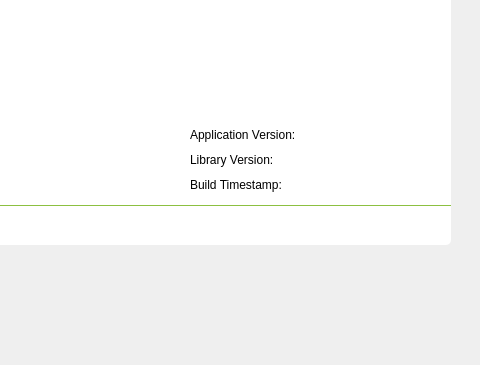
Yubico/yubikey-personalization-gui-dpkg, file src/ui/aboutpage.ui: the form before one commit; both pictures show x 250 to 730 and y 285 to 650 of the 730 by 650 pixel window.
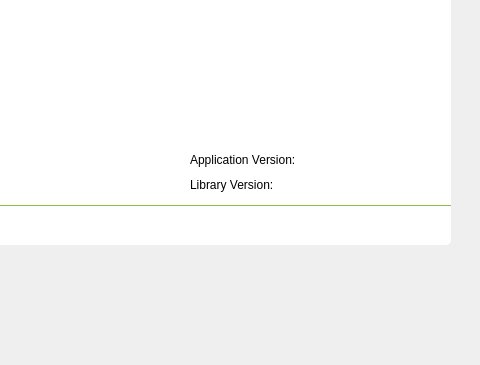
The form after the commit. Icons and pictures are not drawn.

Diff of the .ui file:
```diff
--- a/src/ui/aboutpage.ui
+++ b/src/ui/aboutpage.ui
@@ -242,7 +242,7 @@
     <property name="geometry">
      <rect>
       <x>410</x>
-      <y>330</y>
+      <y>355</y>
       <width>240</width>
       <height>20</height>
      </rect>
@@ -276,25 +276,6 @@
      <set>Qt::AlignLeading|Qt::AlignLeft|Qt::AlignVCenter</set>
     </property>
    </widget>
-   <widget class="QLabel" name="buildTimestampLbl">
-    <property name="geometry">
-     <rect>
-      <x>410</x>
-      <y>380</y>
-      <width>240</width>
-      <height>20</height>
-     </rect>
-    </property>
-    <property name="styleSheet">
-     <string notr="true"/>
-    </property>
-    <property name="text">
-     <string>Build Timestamp:</string>
-    </property>
-    <property name="alignment">
-     <set>Qt::AlignLeading|Qt::AlignLeft|Qt::AlignVCenter</set>
-    </property>
-   </widget>
    <widget class="Line" name="headerLine">
     <property name="geometry">
      <rect>
@@ -575,7 +556,7 @@
     <property name="geometry">
      <rect>
       <x>410</x>
-      <y>355</y>
+      <y>380</y>
       <width>240</width>
       <height>20</height>
      </rect>
```
